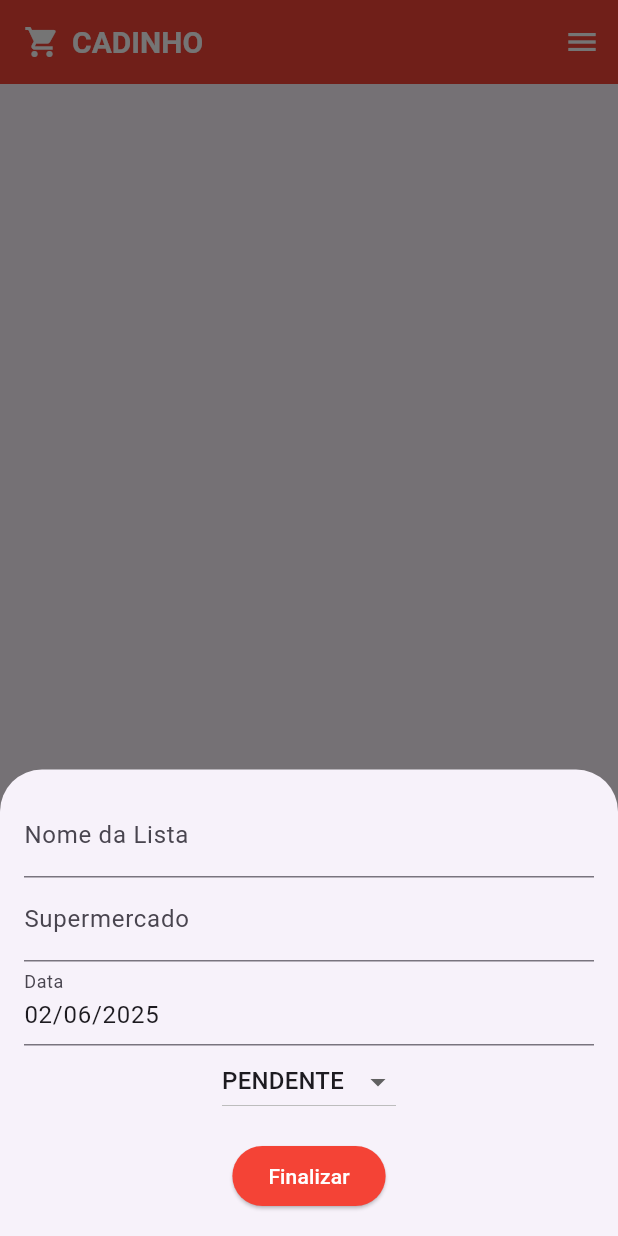
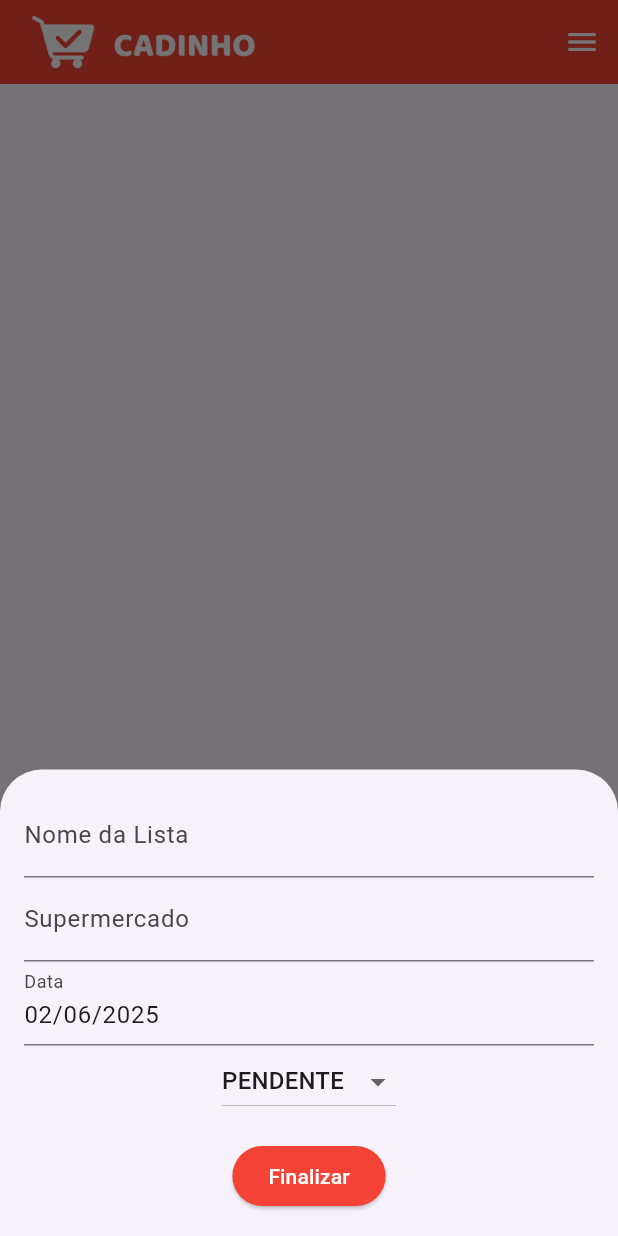
Before and after one commit to BHM871/cadinho, a Flutter app: the screen it shows after launch, after a tap on the "add" icon, on a phone screen of 412 x 824 dp. Run offline on Flutter 3.47's test engine with Material 3 defaults, Android fonts, the light colour scheme and no system bars; our stand-ins replace sqflite; accounts and stored records are empty; project files that could hold a hidden picture were left out.

Commit message:
fix: mudando banner

```diff
--- a/lib/pages/home_page.dart
+++ b/lib/pages/home_page.dart
@@ -139,19 +139,9 @@ class _HomePageState extends State<HomePage> {
     return Scaffold(
       appBar: AppBar(
         backgroundColor: Colors.red,
-        title: Row(
-          children: const [
-            Icon(Icons.shopping_cart, color: Colors.white),
-            SizedBox(width: 8),
-            Text(
-              'CADINHO',
-              style: TextStyle(
-                color: Colors.white,
-                fontWeight: FontWeight.bold,
-                fontSize: 20,
-              ),
-            ),
-          ],
+        title: SizedBox(
+          width: 10 * 16,
+          child: Image.asset('assets/icons/banner.png'),
         ),
         actions: [
           IconButton(
--- a/pubspec.yaml
+++ b/pubspec.yaml
@@ -64,7 +64,9 @@ flutter:
   uses-material-design: true
 
   # To add assets to your application, add an assets section, like this:
-  # assets:
+  assets:
+    - assets/icons/banner.png
+    - assets/icons/banner.svg
   #   - images/a_dot_burr.jpeg
   #   - images/a_dot_ham.jpeg
 
```
Also changed, not shown: assets/icons/banner.png (added), assets/icons/banner.svg (added).
